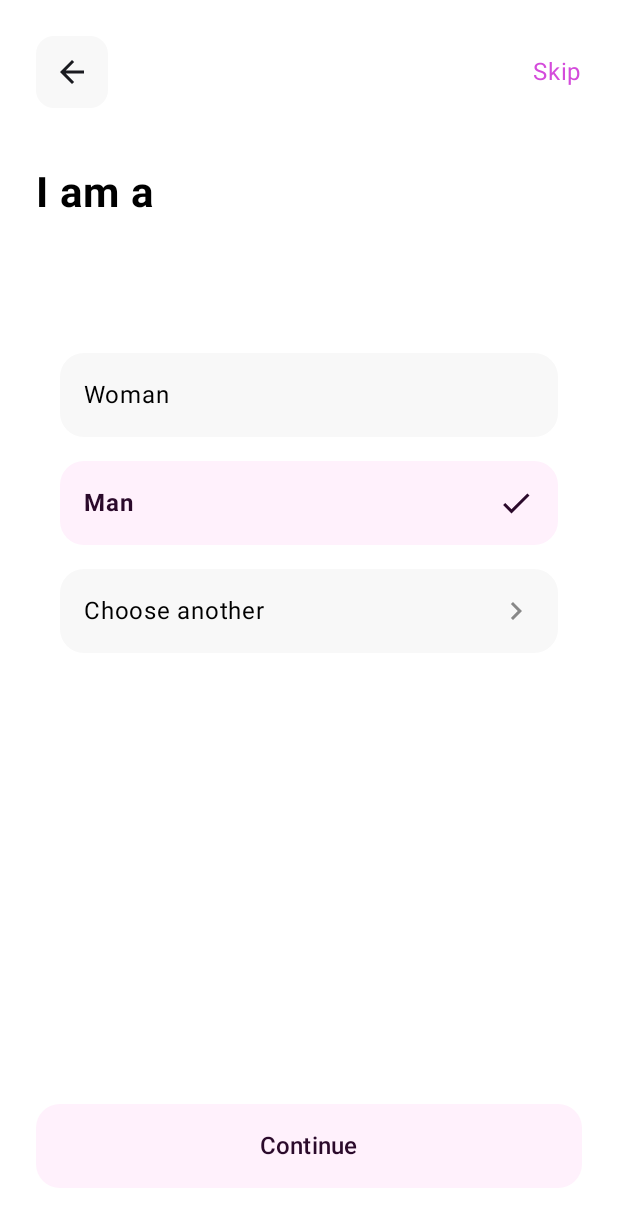
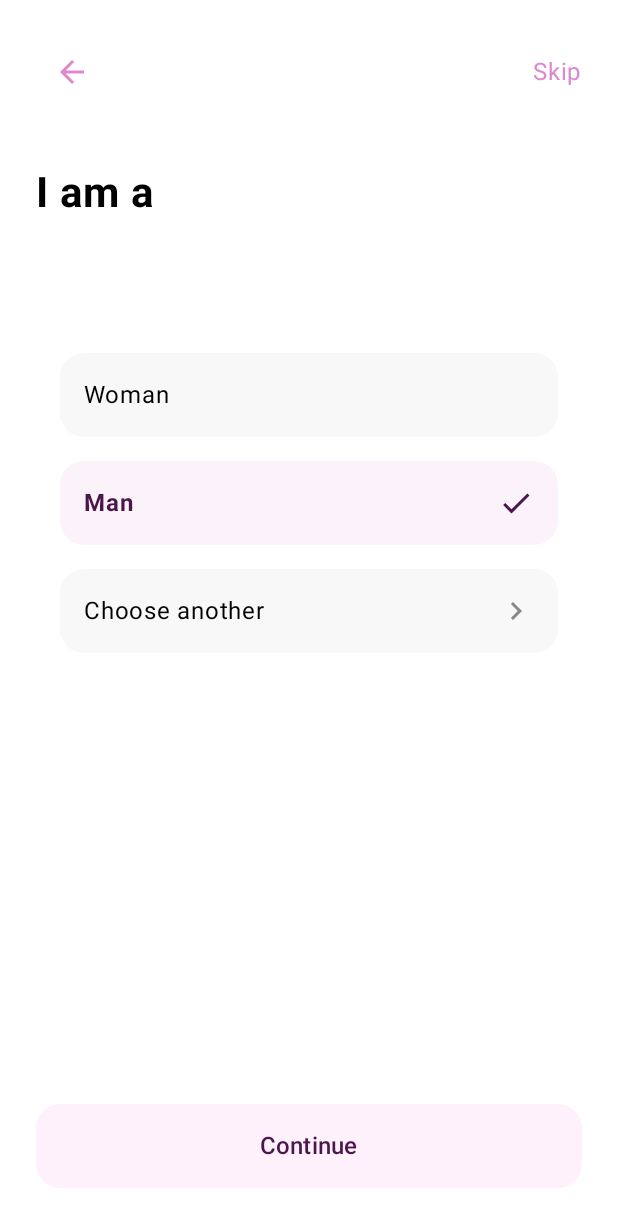
Before and after one commit to Uyhuynh23/CS426-DatingApp, an Android app built with Jetpack Compose: the GenderSelectionScreen screen opened through its navigation route, on a phone screen of 412 x 824 dp. Shown: the top 1227 px of the screen. Run offline under Robolectric (Android 15) with nearby library versions, the phone set to English and light mode, and no system bars; our stand-ins replace Dagger/Hilt's generated code, Firebase (no records; nobody signed in at launch, a user with empty details on screens opened directly).

Commit message:
fix color gender_select

```diff
--- a/app/src/main/java/com/example/dating/ui/profile/GenderSelectionScreen.kt
+++ b/app/src/main/java/com/example/dating/ui/profile/GenderSelectionScreen.kt
@@ -18,6 +18,7 @@ import androidx.compose.ui.text.font.FontWeight
 import androidx.compose.ui.unit.dp
 import androidx.compose.ui.unit.sp
 import androidx.navigation.NavController
+import com.example.dating.ui.theme.AppColors
 
 
 @Composable
@@ -40,18 +41,18 @@ fun GenderSelectionScreen(navController: NavController) {
                 modifier = Modifier
                     .size(48.dp)
                     .clip(RoundedCornerShape(12.dp))
-                    .background(Color(0xFFF8F8F8))
+                    .background(Color.White)
                     .clickable { navController.popBackStack() }
                     .align(Alignment.CenterStart),
                 contentAlignment = Alignment.Center
             ) {
-                Icon(Icons.Default.ArrowBack, contentDescription = "Back")
+                Icon(Icons.Default.ArrowBack, contentDescription = "Back", tint = AppColors.Text_Pink,)
             }
 
             // Skip
             Text(
                 text = "Skip",
-                color = Color(0xFFD44BDB),
+                color = AppColors.Text_Pink,
                 fontSize = 16.sp,
                 modifier = Modifier
                     .align(Alignment.CenterEnd)
@@ -66,7 +67,7 @@ fun GenderSelectionScreen(navController: NavController) {
             text = "I am a",
             fontWeight = FontWeight.Bold,
             fontSize = 28.sp,
-            color = Color.Black,
+            color = AppColors.Text_LightBlack,
             modifier = Modifier.align(Alignment.Start)
         )
 
@@ -116,7 +117,7 @@ fun GenderSelectionScreen(navController: NavController) {
         ) {
             Text(
                 text = "Continue",
-                color = Color(0xFF2B0A2B),
+                color = AppColors.Main_Primary,
                 fontSize = 16.sp
             )
         }
@@ -137,7 +138,7 @@ fun GenderOption(
             .fillMaxWidth()
             .height(56.dp)
             .clip(RoundedCornerShape(16.dp))
-            .background(if (isSelected) Color(0xFFFFF1FC) else Color(0xFFF8F8F8))
+            .background(if (isSelected) AppColors.Main_Secondary1 else Color(0xFFF8F8F8))
             .clickable { onClick() }
             .padding(horizontal = 16.dp),
         verticalAlignment = Alignment.CenterVertically,
@@ -147,11 +148,11 @@ fun GenderOption(
             text = label,
             fontSize = 16.sp,
             fontWeight = if (isSelected) FontWeight.Bold else FontWeight.Normal,
-            color = if (isSelected) Color(0xFF2B0A2B) else Color.Black
+            color = if (isSelected) AppColors.Main_Primary else AppColors.Text_LightBlack
         )
 
         when {
-            isSelected -> Icon(Icons.Default.Check, contentDescription = "Selected", tint = Color(0xFF2B0A2B))
+            isSelected -> Icon(Icons.Default.Check, contentDescription = "Selected", tint = AppColors.Main_Primary)
             showArrow -> Icon(Icons.Default.KeyboardArrowRight, contentDescription = "Arrow", tint = Color.Gray)
         }
     }
```
